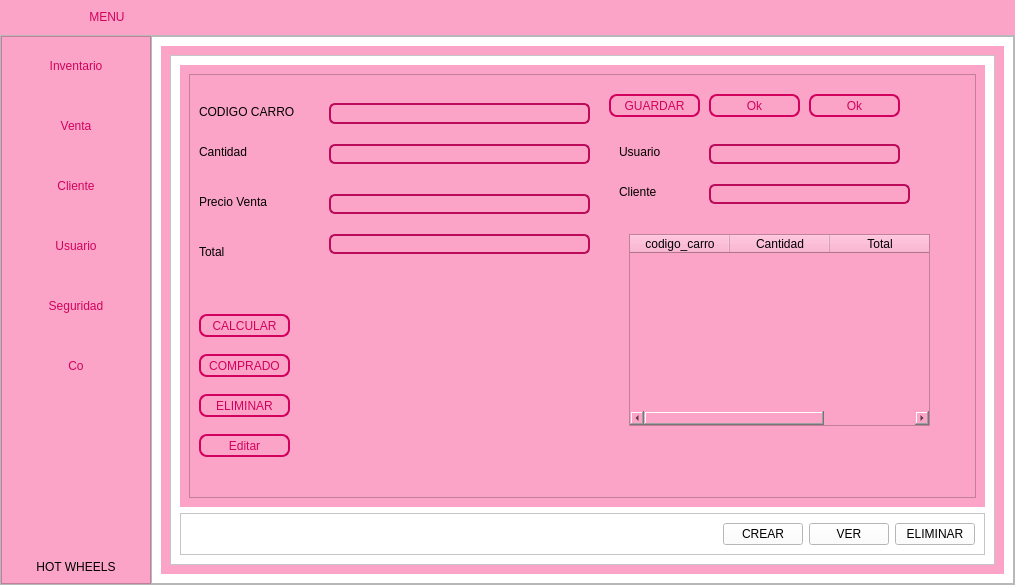
Old version of the form View/menu.ui in the repository AnderNoleon/proyecto_carro.
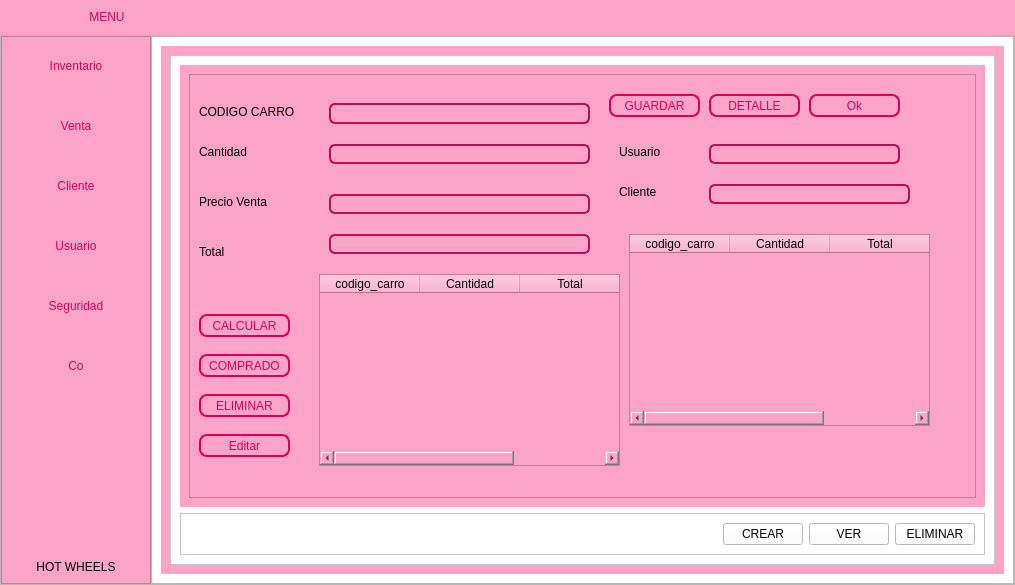
New version of the form. Icons and pictures are not drawn.

Commit message: se completa venta, detalles, ahora solo queda optimizar el codigo, hacer cambios  y que se vea mejor

```diff
--- a/View/menu.ui
+++ b/View/menu.ui
@@ -1748,7 +1748,7 @@
 </string>
                            </property>
                            <property name="text">
-                            <string>Ok</string>
+                            <string>DETALLE</string>
                            </property>
                           </widget>
                           <widget class="QPushButton" name="btn_guardar_venta_3">
@@ -1781,6 +1781,31 @@
                             <string>Ok</string>
                            </property>
                           </widget>
+                          <widget class="QTableWidget" name="tabla_venta_detalle">
+                           <property name="geometry">
+                            <rect>
+                             <x>130</x>
+                             <y>200</y>
+                             <width>301</width>
+                             <height>192</height>
+                            </rect>
+                           </property>
+                           <column>
+                            <property name="text">
+                             <string>codigo_carro</string>
+                            </property>
+                           </column>
+                           <column>
+                            <property name="text">
+                             <string>Cantidad</string>
+                            </property>
+                           </column>
+                           <column>
+                            <property name="text">
+                             <string>Total</string>
+                            </property>
+                           </column>
+                          </widget>
                          </widget>
                         </item>
                        </layout>
```
The commit also changes 1 other file.
